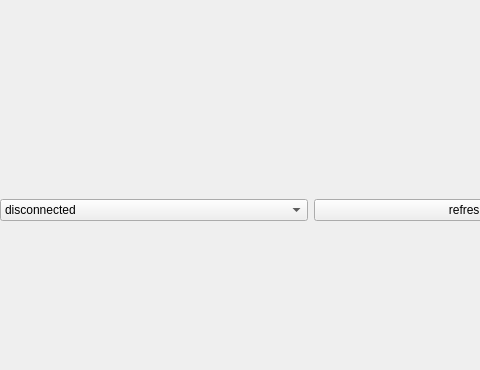
david-polak/dslr-webcam, file src/gui/mainwindow.ui: the form before one commit; both pictures show x 0 to 480 and y 0 to 370 of the 621 by 472 pixel window.
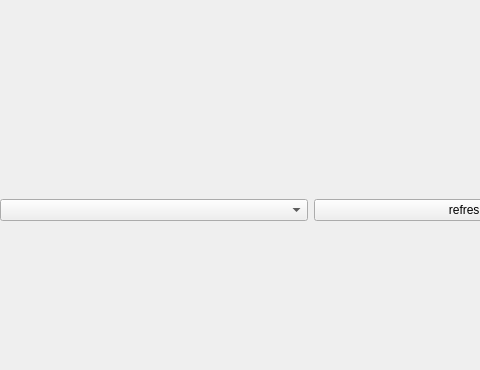
The form after the commit.

```diff
--- a/src/gui/mainwindow.ui
+++ b/src/gui/mainwindow.ui
@@ -25,13 +25,7 @@
     </property>
     <layout class="QGridLayout" name="gridLayout" columnstretch="0,0">
      <item row="0" column="0">
-      <widget class="QComboBox" name="cameraBox">
-       <item>
-        <property name="text">
-         <string>disconnected</string>
-        </property>
-       </item>
-      </widget>
+      <widget class="QComboBox" name="cameraBox"/>
      </item>
      <item row="0" column="1">
       <widget class="QPushButton" name="refreshCameraButton">
```
